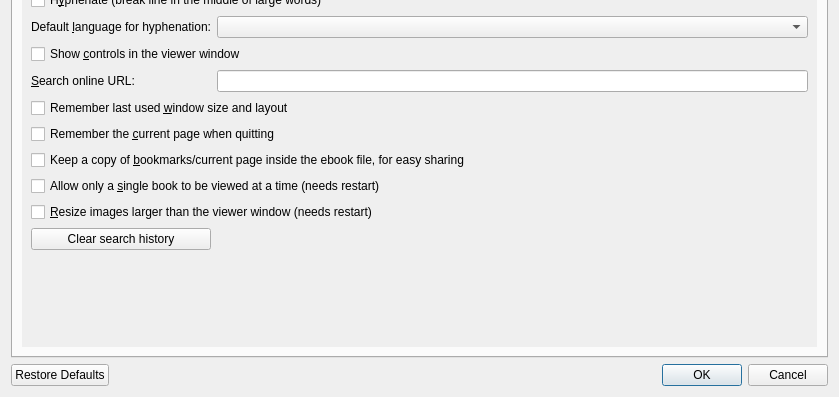
Qt form src/calibre/gui2/viewer/config.ui (kovidgoyal/calibre) before a commit; both pictures show x 0 to 839 and y 233 to 630 of the 839 by 630 pixel window.
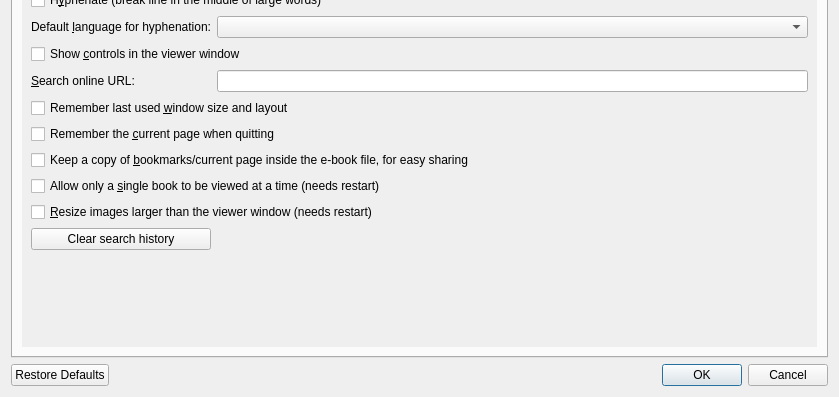
The same form after that commit. The open tabs and pages were chosen to show the change. Icons and pictures are not drawn.

What changed in the file:
```diff
--- a/src/calibre/gui2/viewer/config.ui
+++ b/src/calibre/gui2/viewer/config.ui
@@ -845,7 +845,7 @@
               <string>Keep a copy of all bookmarks/current page information inside the ebook file, so that you can share them by simply sending the ebook file itself. Currently only works with ebooks in the EPUB format.</string>
              </property>
              <property name="text">
-              <string>Keep a copy of &amp;bookmarks/current page inside the ebook file, for easy sharing</string>
+              <string>Keep a copy of &amp;bookmarks/current page inside the e-book file, for easy sharing</string>
              </property>
             </widget>
            </item>
```
Left out of the diff: 2 changed lines with no effect on the pictures.
